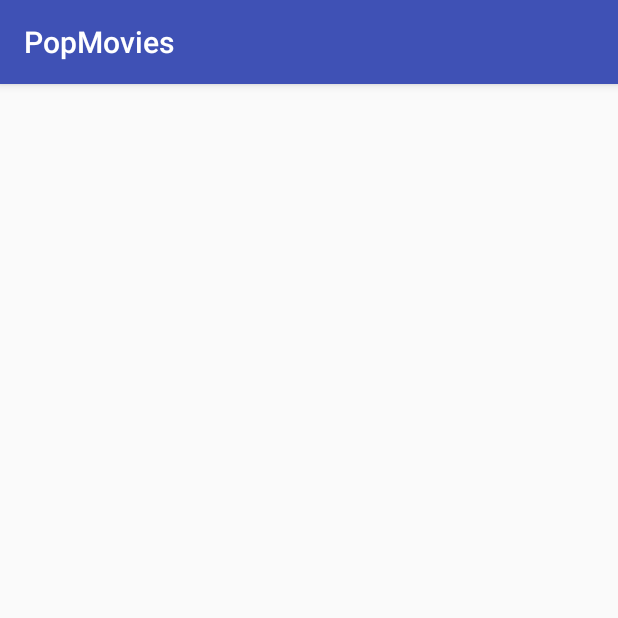
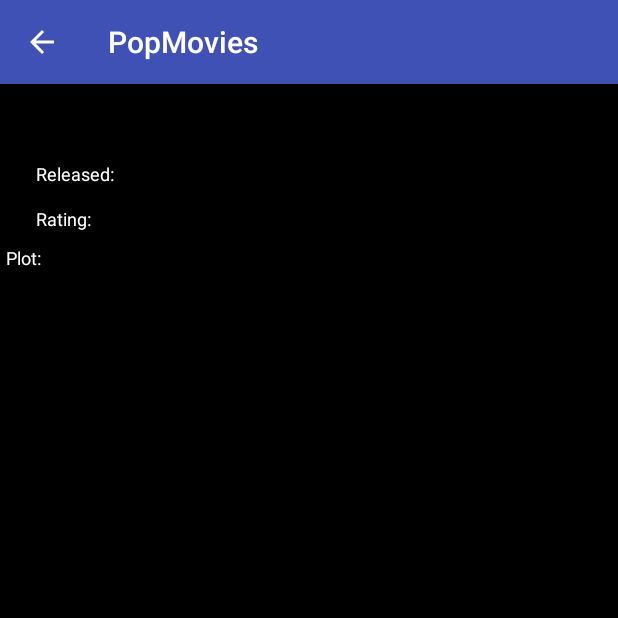
Before and after one commit to jarst/PopMovies, an Android app: the DetailActivity screen opened directly, with no data from a screen before it, on a phone screen of 412 x 824 dp, the top half of it. Run offline under Robolectric (Android 15) with nearby library versions, the phone set to English and light mode, and no system bars; our stand-ins replace Picasso.

Commit message:
Tweak the DeailsActivity screen

```diff
--- a/app/src/main/AndroidManifest.xml
+++ b/app/src/main/AndroidManifest.xml
@@ -10,14 +10,23 @@
         android:label="@string/app_name"
         android:supportsRtl="true"
         android:theme="@style/AppTheme">
-        <activity android:name=".MainActivity">
+
+        <activity android:name=".MainActivity"
+            android:launchMode="singleTop">
             <intent-filter>
                 <action android:name="android.intent.action.MAIN" />
 
                 <category android:name="android.intent.category.LAUNCHER" />
             </intent-filter>
         </activity>
-        <activity android:name=".DetailActivity"></activity>
+
+        <activity android:name=".DetailActivity"
+            android:parentActivityName=".MainActivity">
+            <meta-data
+                android:name="android.support.PARENT_ACTIVITY"
+                android:value=".MainActivity" />
+        </activity>
+
     </application>
 
 </manifest>
--- a/app/src/main/java/coderefactory/net/popmovies/DetailActivity.java
+++ b/app/src/main/java/coderefactory/net/popmovies/DetailActivity.java
@@ -3,6 +3,7 @@ package coderefactory.net.popmovies;
 import android.content.Intent;
 import android.support.v7.app.AppCompatActivity;
 import android.os.Bundle;
+import android.util.Log;
 import android.widget.ImageView;
 import android.widget.TextView;
 
@@ -12,6 +13,8 @@ import java.text.DecimalFormat;
 
 
 public class DetailActivity extends AppCompatActivity {
+
+    private static final String TAG = DetailActivity.class.getSimpleName();
 
     private static final DecimalFormat RATING_FORMAT = new DecimalFormat("#.#");
 
@@ -29,6 +32,7 @@ public class DetailActivity extends AppCompatActivity {
     }
 
     private void displayDetails(final Movie movie) {
+        Log.d(TAG, "displayDetails");
         final TextView titleView = (TextView) findViewById(R.id.movie_title);
         final ImageView posterView = (ImageView) findViewById(R.id.movie_poster);
         final TextView releasedView = (TextView) findViewById(R.id.movie_released);
@@ -36,7 +40,7 @@ public class DetailActivity extends AppCompatActivity {
         final TextView plotView = (TextView) findViewById(R.id.movie_plot);
 
         titleView.setText(movie.getTitle());
-        releasedView.setText(movie.getTitle());
+        releasedView.setText(movie.getReleased());
         ratingView.setText(RATING_FORMAT.format(movie.getRating()));
         plotView.setText(movie.getPlot());
 
--- a/app/src/main/res/layout/activity_detail.xml
+++ b/app/src/main/res/layout/activity_detail.xml
@@ -2,25 +2,67 @@
 <LinearLayout xmlns:android="http://schemas.android.com/apk/res/android"
     android:orientation="vertical"
     android:layout_width="match_parent"
-    android:layout_height="match_parent">
+    android:layout_height="match_parent"
+    android:background="@android:color/black">
 
     <TextView
         android:id="@+id/movie_title"
-        android:layout_width="wrap_content"
+        android:layout_width="match_parent"
         android:layout_height="wrap_content"
-        android:textSize="20sp"
+        android:textSize="26sp"
+        android:textColor="@android:color/white"
         android:padding="4dp"/>
+
+
+    <LinearLayout
+        android:orientation="horizontal"
+        android:layout_width="match_parent"
+        android:layout_height="wrap_content">
 
         <ImageView
             android:id="@+id/movie_poster"
             android:layout_width="wrap_content"
-        android:layout_height="wrap_content" />
+            android:layout_height="wrap_content"
+            android:padding="10dp"/>
+
+        <LinearLayout
+            android:orientation="vertical"
+            android:layout_width="wrap_content"
+            android:layout_height="wrap_content">
+
+            <LinearLayout
+                android:orientation="horizontal"
+                android:layout_width="match_parent"
+                android:layout_height="wrap_content">
+
+                <TextView
+                    android:layout_width="wrap_content"
+                    android:layout_height="wrap_content"
+                    android:text="@string/movie_release_date"
+                    android:textSize="12sp"
+                    android:textColor="@android:color/white"
+                    android:padding="4dp"/>
 
                 <TextView
                     android:id="@+id/movie_released"
                     android:layout_width="wrap_content"
                     android:layout_height="wrap_content"
+                    android:textSize="16sp"
+                    android:textColor="@android:color/white"
+                    android:padding="4dp"/>
+            </LinearLayout>
+
+            <LinearLayout
+                android:orientation="horizontal"
+                android:layout_width="match_parent"
+                android:layout_height="wrap_content">
+
+                <TextView
+                    android:layout_width="wrap_content"
+                    android:layout_height="wrap_content"
+                    android:text="@string/movie_rating"
                     android:textSize="12sp"
+                    android:textColor="@android:color/white"
                     android:padding="4dp"/>
 
                 <TextView
@@ -28,13 +70,27 @@
                     android:layout_width="wrap_content"
                     android:layout_height="wrap_content"
                     android:textSize="16sp"
+                    android:textColor="@android:color/white"
+                    android:padding="4dp"/>
+            </LinearLayout>
+        </LinearLayout>
+
+    </LinearLayout>
+
+    <TextView
+        android:layout_width="match_parent"
+        android:layout_height="wrap_content"
+        android:text="@string/movie_plot"
+        android:textSize="12sp"
+        android:textColor="@android:color/white"
         android:padding="4dp"/>
 
     <TextView
         android:id="@+id/movie_plot"
-        android:layout_width="wrap_content"
+        android:layout_width="match_parent"
         android:layout_height="wrap_content"
-        android:textSize="12sp"
+        android:textSize="16sp"
+        android:textColor="@android:color/white"
         android:padding="4dp"/>
 
 </LinearLayout>
--- a/app/src/main/res/values/strings.xml
+++ b/app/src/main/res/values/strings.xml
@@ -1,3 +1,7 @@
 <resources>
     <string name="app_name">PopMovies</string>
+
+    <string name="movie_release_date">Released:</string>
+    <string name="movie_rating">Rating:</string>
+    <string name="movie_plot">Plot:</string>
 </resources>
```
Lines whose indentation alone changed are shown as unchanged.
